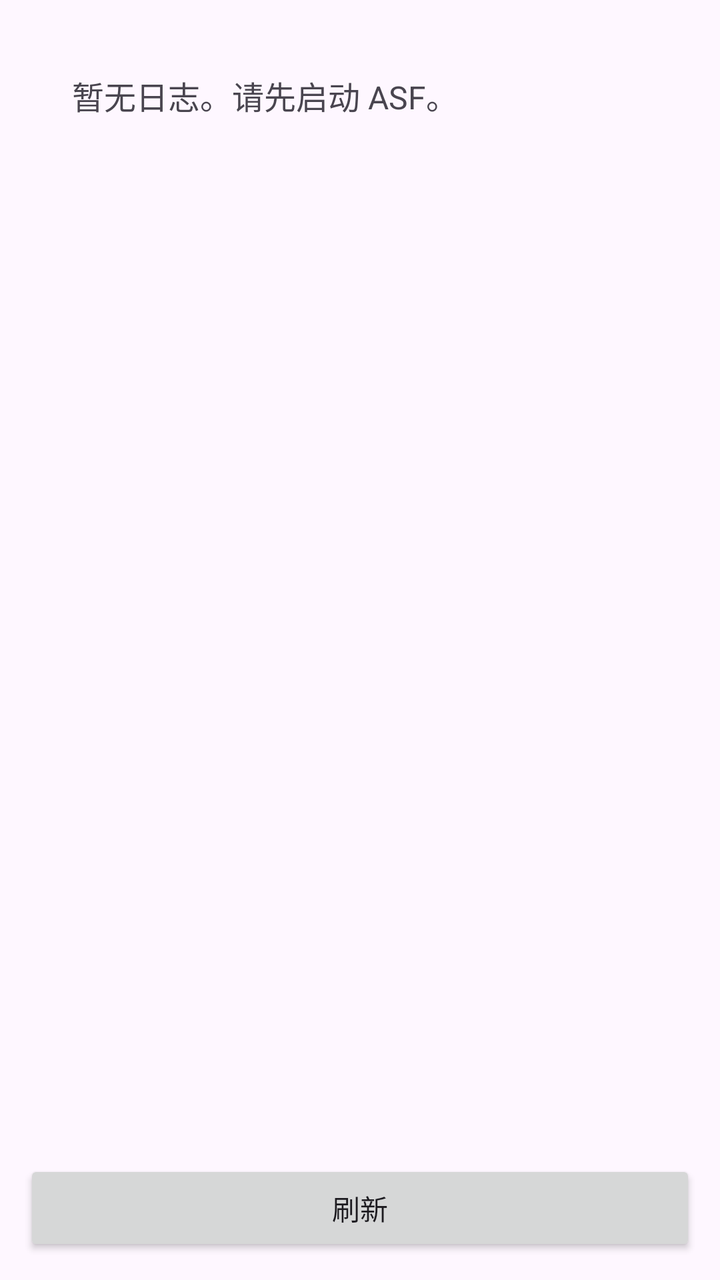
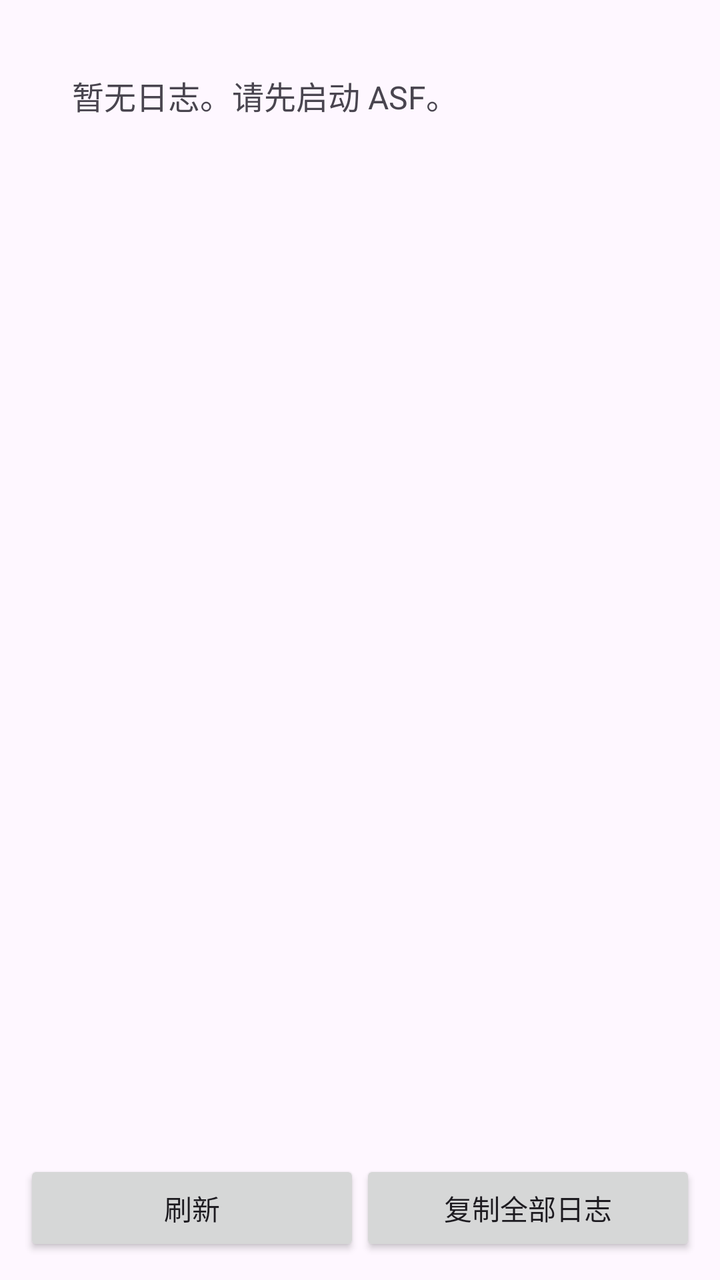

Before-and-after screenshots of an Android layout around one commit, followed by the original layout XML and the change that was made.
<!-- AndroidManifest.xml: application theme Theme.ASFAndroid -->
<!-- res/layout/activity_logs.xml -->
<?xml version="1.0" encoding="utf-8"?>
<LinearLayout xmlns:android="http://schemas.android.com/apk/res/android"
    android:layout_width="match_parent"
    android:layout_height="match_parent"
    android:orientation="vertical"
    android:padding="12dp">

    <TextView
        android:id="@+id/tv_log_empty"
        android:layout_width="match_parent"
        android:layout_height="wrap_content"
        android:padding="24dp"
        android:text="@string/logs_empty"
        android:textSize="16sp" />

    <ListView
        android:id="@+id/list_logs"
        android:layout_width="match_parent"
        android:layout_height="0dp"
        android:layout_weight="1" />

    <Button
        android:id="@+id/btn_log_refresh"
        android:layout_width="match_parent"
        android:layout_height="wrap_content"
        android:text="@string/refresh" />
</LinearLayout>
<!-- resources referenced by this layout -->
<resources>
  <string name="logs_empty">暂无日志。请先启动 ASF。</string>
  <string name="refresh">刷新</string>
  <style name="Theme.ASFAndroid" parent="Theme.Material3.DayNight.NoActionBar">
          <item name="colorPrimary">@color/asf_primary</item>
          <item name="colorOnPrimary">@android:color/white</item>
          <item name="android:statusBarColor">@color/asf_primary</item>
          <item name="android:windowLightStatusBar">false</item>
      </style>
  <color name="asf_primary">#0E6B3A</color>
</resources>

<!-- the commit's change to res/layout/activity_logs.xml (unified diff, before → after) -->
@@ -19,9 +19,23 @@
         android:layout_height="0dp"
         android:layout_weight="1" />
 
-    <Button
-        android:id="@+id/btn_log_refresh"
+    <LinearLayout
         android:layout_width="match_parent"
         android:layout_height="wrap_content"
-        android:text="@string/refresh" />
+        android:orientation="horizontal">
+
+        <Button
+            android:id="@+id/btn_log_refresh"
+            android:layout_width="0dp"
+            android:layout_height="wrap_content"
+            android:layout_weight="1"
+            android:text="@string/refresh" />
+
+        <Button
+            android:id="@+id/btn_copy_logs"
+            android:layout_width="0dp"
+            android:layout_height="wrap_content"
+            android:layout_weight="1"
+            android:text="@string/copy_logs" />
+    </LinearLayout>
 </LinearLayout>
<!-- resource entries referenced after the edit -->
@@ -1,5 +1,6 @@
 <!-- resources referenced by this layout -->
 <resources>
+  <string name="copy_logs">复制全部日志</string>
   <string name="logs_empty">暂无日志。请先启动 ASF。</string>
   <string name="refresh">刷新</string>
   <style name="Theme.ASFAndroid" parent="Theme.Material3.DayNight.NoActionBar">
